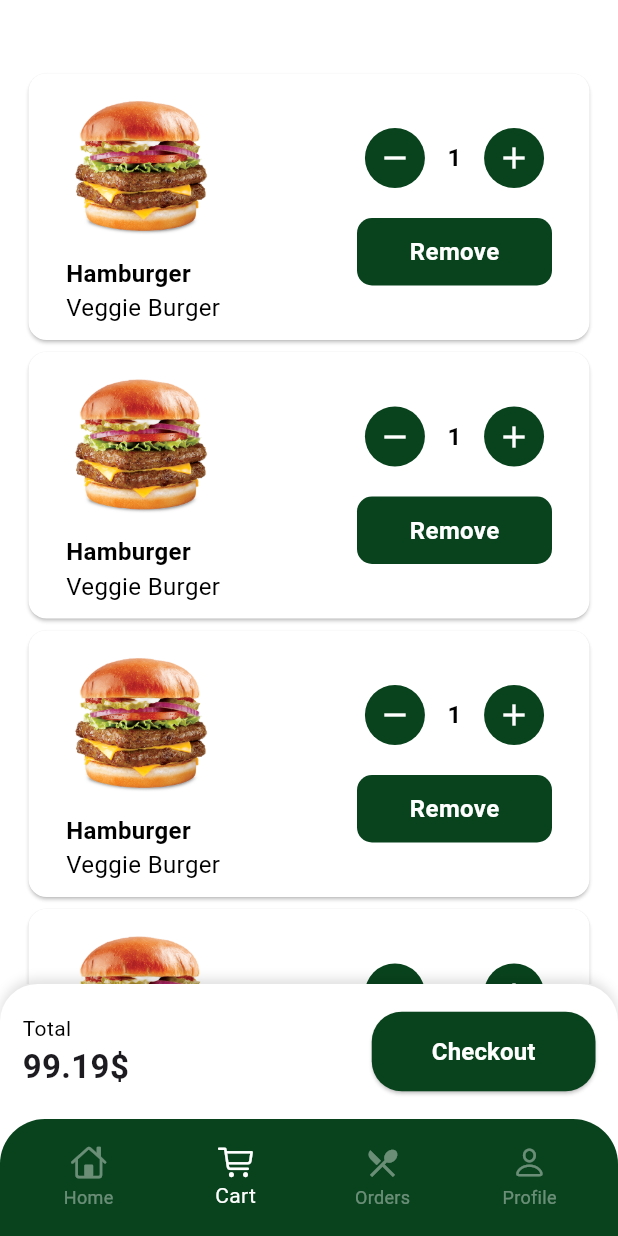
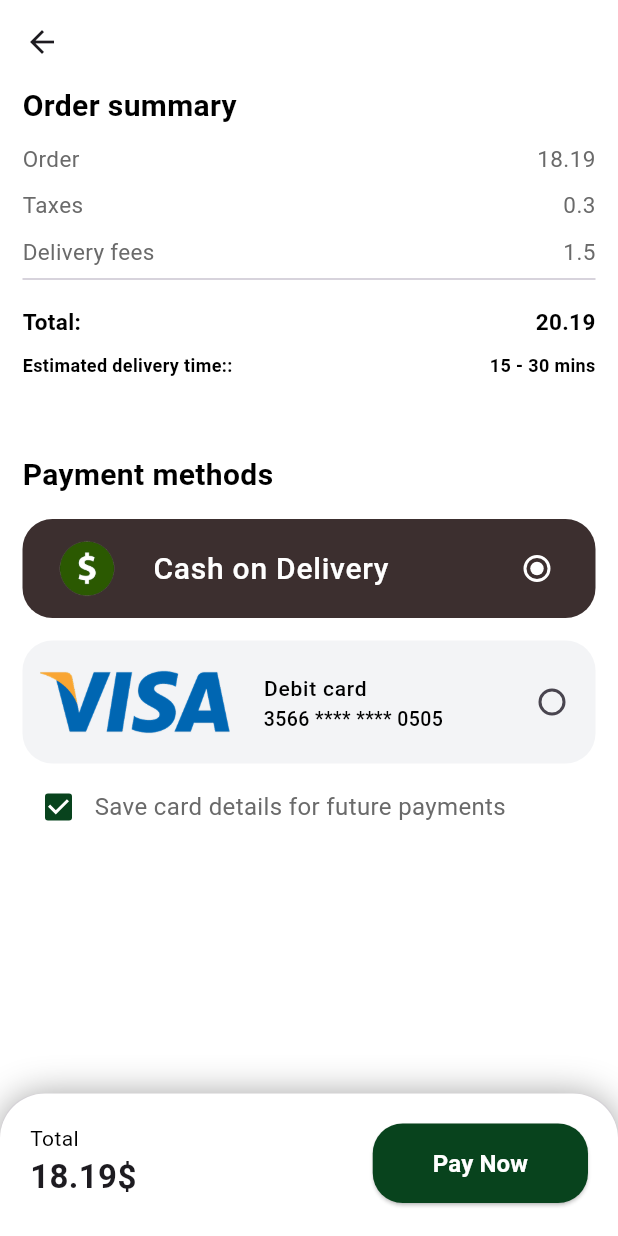
Before and after one commit to Amaniiy/Hungery_App, a Flutter app: the screen it shows after launch, item 2 of the bottom bar chosen, after a tap on "Checkout", on a phone screen of 412 x 824 dp. Run offline on Flutter 3.47's test engine with Material 3 defaults, Android fonts, the phone set to English and light mode, and no system bars; our stand-ins replace flutter_svg, gap.

Commit message:
-finish cart screen

```diff
--- a/lib/features/cart/ui/cart.dart
+++ b/lib/features/cart/ui/cart.dart
@@ -1,6 +1,7 @@
 import 'package:flutter/material.dart';
 import 'package:sonic_app/core/widgets/custom_button.dart';
 import 'package:sonic_app/features/cart/ui/widgets/cart_item.dart';
+import 'package:sonic_app/features/checkout/ui/checkout.dart';
 
 class CartScreen extends StatefulWidget {
   const CartScreen({super.key});
@@ -90,7 +91,19 @@ class _CartScreenState extends State<CartScreen> {
               ],
             ),
             const Spacer(),
-            CustomButton(text: "Checkout", onPressed: () {}),
+            CustomButton(
+              text: "Checkout",
+              onPressed: () {
+                Navigator.push(
+                  context,
+                  MaterialPageRoute(
+                    builder: (_) {
+                      return CheckoutScreen();
+                    },
+                  ),
+                );
+              },
+            ),
           ],
         ),
       ),
--- /dev/null
+++ b/lib/features/checkout/ui/checkout.dart
@@ -0,0 +1,229 @@
+import 'package:flutter/material.dart';
+import 'package:gap/gap.dart';
+import 'package:sonic_app/core/theming/colorsapp.dart';
+import 'package:sonic_app/core/widgets/custom_button.dart';
+import 'package:sonic_app/core/widgets/custom_text.dart';
+import 'package:sonic_app/features/checkout/ui/widgets/order_details.dart';
+
+class CheckoutScreen extends StatefulWidget {
+  const CheckoutScreen({super.key});
+
+  @override
+  State<CheckoutScreen> createState() => _CheckoutScreenState();
+}
+
+class _CheckoutScreenState extends State<CheckoutScreen> {
+  String selectedMethod = "cash";
+  @override
+  Widget build(BuildContext context) {
+    return Scaffold(
+      appBar: AppBar(
+        backgroundColor: Colors.white,
+        leading: GestureDetector(
+          onTap: () {
+            Navigator.pop(context);
+          },
+          child: const Icon(Icons.arrow_back),
+        ),
+      ),
+      body: Padding(
+        padding: const EdgeInsets.symmetric(horizontal: 15),
+        child: SingleChildScrollView(
+          child: Column(
+            crossAxisAlignment: CrossAxisAlignment.start,
+            children: [
+              CustomText(
+                text: "Order summary",
+                color: Colors.black,
+                fontSize: 20,
+                fontWeight: FontWeight.w600,
+              ),
+              Gap(10),
+              OrderDetails(
+                order: '18.19',
+                taxes: '0.3',
+                fees: '1.5',
+                total: '20.19',
+              ),
+              Gap(50),
+              CustomText(
+                text: "Payment methods",
+                color: Colors.black,
+                fontSize: 20,
+                fontWeight: FontWeight.w600,
+              ),
+              Gap(15),
+              ListTile(
+                onTap: () => setState(() => selectedMethod = 'cash'),
+                contentPadding: EdgeInsets.symmetric(
+                  vertical: 5,
+                  horizontal: 15,
+                ),
+                shape: RoundedRectangleBorder(
+                  borderRadius: BorderRadiusGeometry.circular(20),
+                ),
+                tileColor: ColorsApp.productToppingColor,
+                leading: Image.asset("assets/images/cash.png"),
+                title: CustomText(
+                  text: "Cash on Delivery",
+                  color: Colors.white,
+                  fontSize: 20,
+                  fontWeight: FontWeight.w500,
+                ),
+                trailing: Radio<String>(
+                  activeColor: Colors.white,
+                  value: "cash",
+                  groupValue: selectedMethod,
+                  onChanged: (value) => setState(() => selectedMethod = value!),
+                ),
+              ),
+              Gap(15),
+              ListTile(
+                onTap: () => setState(() => selectedMethod = 'visa'),
+
+                contentPadding: EdgeInsets.symmetric(
+                  vertical: 5,
+                  horizontal: 5,
+                ),
+                shape: RoundedRectangleBorder(
+                  borderRadius: BorderRadiusGeometry.circular(20),
+                ),
+                tileColor: ColorsApp.componentColor,
+                leading: Image.asset("assets/images/visa.png"),
+                subtitle: CustomText(
+                  text: "3566 **** **** 0505",
+                  color: Colors.black,
+                  fontSize: 13,
+                  fontWeight: FontWeight.w500,
+                ),
+                title: CustomText(
+                  text: "Debit card",
+                  color: Colors.black,
+                  fontSize: 14,
+                  fontWeight: FontWeight.w500,
+                ),
+
+                trailing: Radio<String>(
+                  activeColor: Colors.white,
+                  value: "visa",
+                  groupValue: selectedMethod,
+                  onChanged: (value) => setState(() => selectedMethod = value!),
+                ),
+              ),
+              Gap(5),
+              Row(
+                children: [
+                  Checkbox(
+                    activeColor: ColorsApp.mainColor,
+                    value: true,
+                    onChanged: (v) {},
+                  ),
+                  CustomText(
+                    text: 'Save card details for future payments',
+                    color: ColorsApp.helperColor,
+                    fontSize: 16,
+                    fontWeight: FontWeight.w400,
+                  ),
+                ],
+              ),
+            ],
+          ),
+        ),
+      ),
+      bottomSheet: Container(
+        decoration: BoxDecoration(
+          borderRadius: BorderRadius.only(
+            topLeft: Radius.circular(30),
+            topRight: Radius.circular(30),
+          ),
+          color: Colors.white,
+          boxShadow: [
+            BoxShadow(color: Colors.grey, blurRadius: 20, offset: Offset(0, 1)),
+          ],
+        ),
+        height: 95,
+        child: Padding(
+          padding: const EdgeInsets.symmetric(horizontal: 20, vertical: 20),
+          child: Row(
+            mainAxisAlignment: MainAxisAlignment.spaceBetween,
+            crossAxisAlignment: CrossAxisAlignment.start,
+            children: [
+              Column(
+                crossAxisAlignment: CrossAxisAlignment.start,
+                children: const [
+                  Text("Total", style: TextStyle(color: Colors.black)),
+                  Text(
+                    "18.19\$",
+                    style: TextStyle(fontSize: 22, fontWeight: FontWeight.bold),
+                  ),
+                ],
+              ),
+              CustomButton(
+                text: "Pay Now",
+                onPressed: () {
+                  showDialog(
+                    context: context,
+                    builder: (_) {
+                      return Dialog(
+                        backgroundColor: Colors.white,
+                        shape: RoundedRectangleBorder(
+                          borderRadius: BorderRadius.circular(20),
+                        ),
+                        child: Padding(
+                          padding: const EdgeInsets.all(24.0),
+                          child: SingleChildScrollView(
+                            child: Column(
+                              mainAxisSize: MainAxisSize.min,
+                              children: [
+                                CircleAvatar(
+                                  radius: 50,
+                                  backgroundColor: ColorsApp.mainColor,
+                                  child: Icon(
+                                    Icons.check_outlined,
+                                    color: Colors.white,
+                                    size: 50,
+                                  ),
+                                ),
+                                const SizedBox(height: 16),
+
+                                CustomText(
+                                  text: "Success!",
+                                  color: ColorsApp.mainColor,
+                                  fontSize: 30,
+                                  fontWeight: FontWeight.bold,
+                                ),
+
+                                const SizedBox(height: 8),
+
+                                CustomText(
+                                  text:
+                                      "Your payment was successful.\nA receipt has been sent\nto your email.",
+                                  color: ColorsApp.helperColor,
+                                  fontSize: 14,
+                                  fontWeight: FontWeight.w400,
+                                ),
+
+                                const SizedBox(height: 28),
+
+                                CustomButton(
+                                  text: "Go Back",
+                                  onPressed: () {
+                                    Navigator.pop(context);
+                                  },
+                                ),
+                              ],
+                            ),
+                          ),
+                        ),
+                      );
+                    },
+                  );
+                },
+              ),
+            ],
+          ),
+        ),
+      ),
+    );
+  }
+}
--- /dev/null
+++ b/lib/features/checkout/ui/widgets/order_details.dart
@@ -0,0 +1,53 @@
+import 'package:flutter/material.dart';
+import 'package:gap/gap.dart';
+import 'package:sonic_app/core/theming/colorsapp.dart';
+import 'package:sonic_app/core/widgets/custom_text.dart';
+
+class OrderDetails extends StatelessWidget {
+  const OrderDetails({
+    super.key,
+    required this.order,
+    required this.taxes,
+    required this.fees,
+    required this.total,
+  });
+  final String order, taxes, fees, total;
+  @override
+  Widget build(BuildContext context) {
+    return Column(
+      children: [
+        checkoutWidget("Order", order, false, false),
+        Gap(10),
+        checkoutWidget("Taxes", taxes, false, false),
+        Gap(10),
+
+        checkoutWidget("Delivery fees", fees, false, false),
+        Divider(),
+        Gap(10),
+        checkoutWidget("Total:", total, true, false),
+        Gap(10),
+        checkoutWidget("Estimated delivery time::", "15 - 30 mins", true, true),
+      ],
+    );
+  }
+}
+
+Widget checkoutWidget(title, price, isBold, isSmall) {
+  return Row(
+    mainAxisAlignment: MainAxisAlignment.spaceBetween,
+    children: [
+      CustomText(
+        text: title,
+        color: isBold ? Colors.black : ColorsApp.helperColor,
+        fontSize: isSmall ? 12 : 15,
+        fontWeight: isBold ? FontWeight.bold : FontWeight.w400,
+      ),
+      CustomText(
+        text: price,
+        color: isBold ? Colors.black : ColorsApp.helperColor,
+        fontSize: isSmall ? 12 : 15,
+        fontWeight: isBold ? FontWeight.bold : FontWeight.w400,
+      ),
+    ],
+  );
+}
--- /dev/null
+++ b/lib/features/checkout/ui/widgets/success_dailog.dart
@@ -0,0 +1,10 @@
+import 'package:flutter/material.dart';
+
+class SuccessDailog extends StatelessWidget {
+  const SuccessDailog({super.key});
+
+  @override
+  Widget build(BuildContext context) {
+    return Scaffold();
+  }
+}
--- a/lib/features/orderHistory/ui/order_history.dart
+++ b/lib/features/orderHistory/ui/order_history.dart
@@ -83,7 +83,10 @@ class OrderHistoryScreen extends StatelessWidget {
 
                     Container(
                       width: double.infinity,
-                      child: CustomButton(text: "Re Order", onPressed: () {}),
+                      child: CustomButton(
+                        text: " Order Again",
+                        onPressed: () {},
+                      ),
                     ),
                   ],
                 ),
```
Also changed, not shown: assets/images/cash.png (added), assets/images/visa.png (added).
